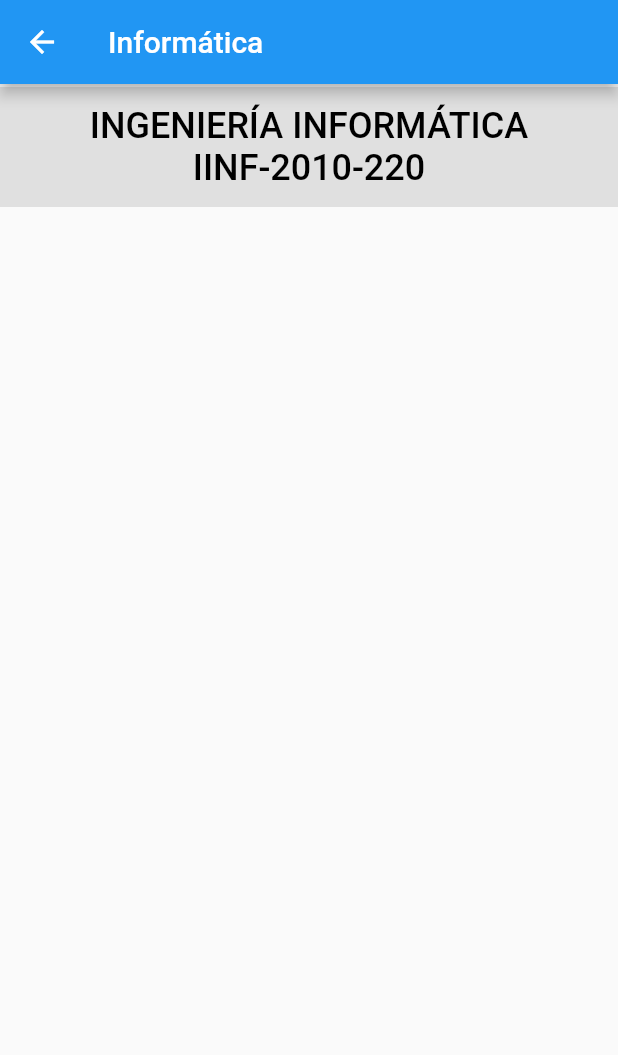
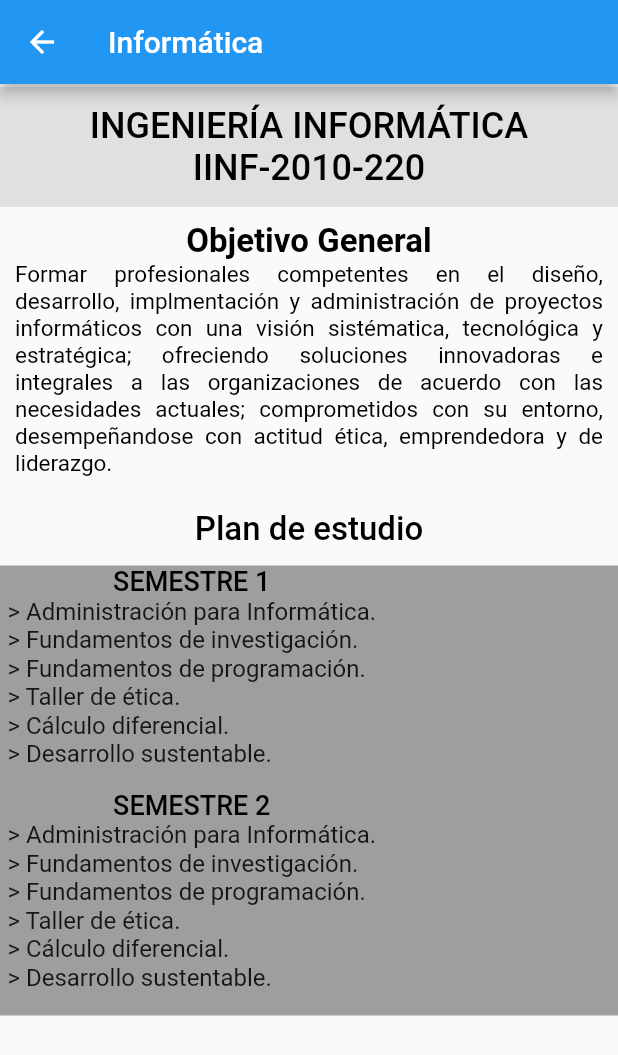
Before and after one commit to Jeryn61297/proyecto_itca, a Flutter app: the InformaticaPage screen opened directly, on a phone screen of 412 x 824 dp. Shown: the top 1055 px of the screen. Run offline on Flutter 3.47's test engine with Material 2 defaults, Android fonts, the phone set to English and light mode, and no system bars.

Commit message:
construccion de la pagina informatica

```diff
--- a/lib/src/pag/fold_carreras/informatica.dart
+++ b/lib/src/pag/fold_carreras/informatica.dart
@@ -16,6 +16,9 @@ class InformaticaPage extends StatelessWidget {
               children: <Widget>[
                 SizedBox(height: 2),
                 _TituloPage(),
+                _Objetivo(),
+                SizedBox(height: 9),
+                _Semestres(),
               ],
             ),
           )
@@ -39,3 +42,86 @@ Widget _TituloPage() {
     ),
   );
 }
+
+Widget _Objetivo() {
+  return Padding(
+    padding: EdgeInsets.symmetric(horizontal: 10),
+    child: Container(
+      width: double.infinity,
+      height: 230,
+      //color: Colors.yellowAccent,
+      child: Column(
+        children: <Widget>[
+          SizedBox(height: 10),
+          Text(
+            'Objetivo General',
+            style: TextStyle(
+              color: Colors.black,
+              fontSize: 22,
+              fontWeight: FontWeight.w700,
+            ),
+            textAlign: TextAlign.start,
+          ),
+          Text(
+            'Formar profesionales competentes en el diseño, desarrollo, implmentación y administración de proyectos informáticos con una visión sistématica, tecnológica y estratégica; ofreciendo soluciones innovadoras e integrales a las organizaciones de acuerdo con las necesidades actuales; comprometidos con su entorno, desempeñandose con actitud ética, emprendedora y de liderazgo.',
+            style: TextStyle(color: Colors.black, fontSize: 15),
+            textAlign: TextAlign.justify,
+          ),
+          SizedBox(height: 22),
+          Text(
+            'Plan de estudio',
+            style: TextStyle(
+              color: Colors.black,
+              fontSize: 22,
+              fontWeight: FontWeight.w500,
+            ),
+            textAlign: TextAlign.start,
+          ),
+        ],
+      ),
+    ),
+  );
+}
+
+Widget _Semestres() {
+  return SafeArea(
+    child: Container(
+        padding: EdgeInsets.symmetric(horizontal: 5),
+        width: double.infinity,
+        height: 300,
+        color: Colors.grey,
+        child: Row(children: <Widget>[
+          Column(
+            children: [
+              Text(
+                'SEMESTRE 1',
+                style: TextStyle(
+                    fontSize: 18,
+                    color: Colors.black,
+                    fontWeight: FontWeight.w500),
+              ),
+              Text(
+                '> Administración para Informática.\n> Fundamentos de investigación.\n> Fundamentos de programación.\n> Taller de ética.\n> Cálculo diferencial.\n> Desarrollo sustentable. ',
+                style: TextStyle(
+                  fontSize: 16,
+                ),
+              ),
+              SizedBox(height: 14),
+              Text(
+                'SEMESTRE 2',
+                style: TextStyle(
+                    fontSize: 18,
+                    color: Colors.black,
+                    fontWeight: FontWeight.w500),
+              ),
+              Text(
+                '> Administración para Informática.\n> Fundamentos de investigación.\n> Fundamentos de programación.\n> Taller de ética.\n> Cálculo diferencial.\n> Desarrollo sustentable. ',
+                style: TextStyle(
+                  fontSize: 16,
+                ),
+              ),
+            ],
+          ),
+        ])),
+  );
+}
```
